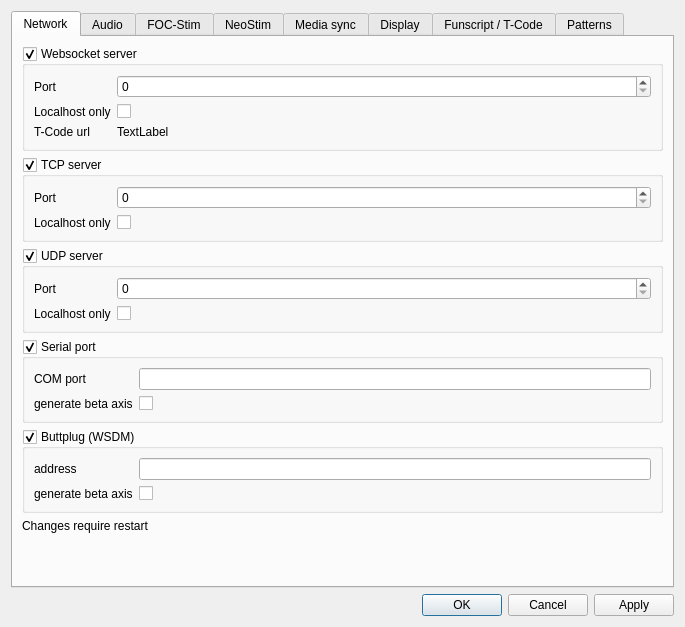
First picture: the form in designer/preferencesdialog.ui, repository diglet48/restim, before the edit.
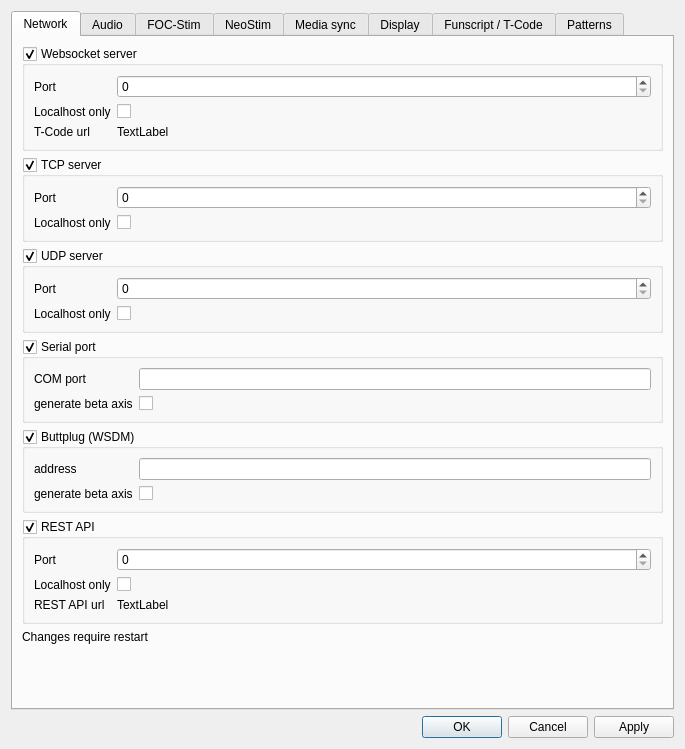
Second picture: the form after the edit. Icons and pictures are not drawn. Custom widgets are drawn as their Qt base class.

Commit message: Add simple rest api

What changed in the file:
```diff
--- a/designer/preferencesdialog.ui
+++ b/designer/preferencesdialog.ui
@@ -7,7 +7,7 @@
     <x>0</x>
     <y>0</y>
     <width>685</width>
-    <height>627</height>
+    <height>749</height>
    </rect>
   </property>
   <property name="windowTitle">
@@ -233,6 +233,60 @@
          </layout>
         </widget>
        </item>
+       <item>
+        <widget class="QGroupBox" name="gb_rest">
+         <property name="title">
+          <string>REST API</string>
+         </property>
+         <property name="checkable">
+          <bool>true</bool>
+         </property>
+         <layout class="QFormLayout" name="formLayout_9">
+          <item row="0" column="0">
+           <widget class="QLabel" name="label_29">
+            <property name="text">
+             <string>Port</string>
+            </property>
+           </widget>
+          </item>
+          <item row="0" column="1">
+           <widget class="QSpinBox" name="rest_port">
+            <property name="maximum">
+             <number>65535</number>
+            </property>
+           </widget>
+          </item>
+          <item row="1" column="0">
+           <widget class="QLabel" name="label_30">
+            <property name="text">
+             <string>Localhost only</string>
+            </property>
+           </widget>
+          </item>
+          <item row="1" column="1">
+           <widget class="QCheckBox" name="rest_localhost_only">
+            <property name="text">
+             <string/>
+            </property>
+           </widget>
+          </item>
+          <item row="2" column="0">
+           <widget class="QLabel" name="label_35">
+            <property name="text">
+             <string>REST API url</string>
+            </property>
+           </widget>
+          </item>
+          <item row="2" column="1">
+           <widget class="QLabel" name="label_rest_url">
+            <property name="text">
+             <string>TextLabel</string>
+            </property>
+           </widget>
+          </item>
+         </layout>
+        </widget>
+       </item>
        <item>
         <widget class="QLabel" name="label_12">
          <property name="text">
```
The commit also changes 10 other files.
